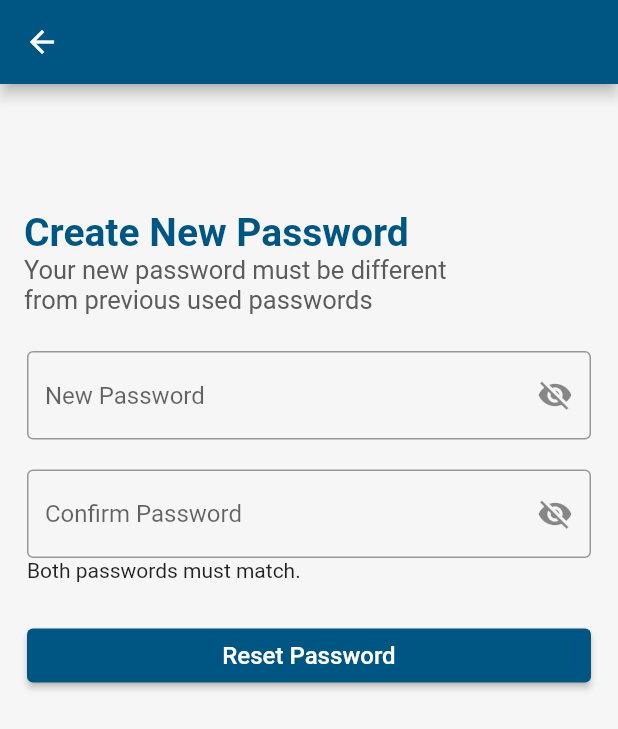
After one commit to charleskbenin/flutter-job-ap, a Flutter app: the screen it shows after launch, on a phone screen of 412 x 824 dp. The commit adds this screen. Shown: the top 729 px of the screen. Run offline on Flutter 3.47's test engine with Material 2 defaults, Android fonts, the phone set to English and light mode, and no system bars; Roboto replaces fonts that are missing (Sora, Regular, Sora, SemiBold).

Commit message:
Done with all screens

```diff
--- a/lib/main.dart
+++ b/lib/main.dart
@@ -1,6 +1,9 @@
 import 'package:flutter/material.dart';
 
 import 'models/cate_model.dart';
+import 'screens/checkMail.dart';
+import 'screens/createPassword.dart';
+import 'screens/forgotPass.dart';
 import 'screens/homePage.dart';
 import 'screens/profile.dart';
 import 'screens/signIn.dart';
@@ -18,7 +21,11 @@ class MyApp extends StatelessWidget {
       debugShowCheckedModeBanner: false,
       title: 'Flutter Demo',
 
-      home: ProfilePage()
+      home:
+      // CheckMail()
+      CreatePassword()
+      // ForgotPassword()
+      // ProfilePage()
       // NavBar()
       // HomePage()
       // SignIn()
--- /dev/null
+++ b/lib/screens/createPassword.dart
@@ -0,0 +1,116 @@
+import 'package:flutter/material.dart';
+
+class CreatePassword extends StatefulWidget {
+  const CreatePassword({Key? key}) : super(key: key);
+
+  @override
+  _CreatePasswordState createState() => _CreatePasswordState();
+}
+bool isPasswordVisible = true;
+
+class _CreatePasswordState extends State<CreatePassword> {
+  @override
+  Widget build(BuildContext context) {
+    return Scaffold(
+        backgroundColor: Color(0xffF6F6F6),
+        appBar: AppBar(
+          backgroundColor: Color(0xff005682),
+          leading: IconButton(
+            icon: Icon(Icons.arrow_back),
+            onPressed: (){},
+          ),
+        ),
+        body: Container(
+          margin: EdgeInsets.only(top: 80),
+          child: SingleChildScrollView(
+            child: Column(
+              children: [
+                ListTile(
+                  title: Text('Create New Password',
+                    style: TextStyle(
+                        fontFamily: 'Sora, SemiBold',
+                        fontWeight: FontWeight.bold,
+                        fontSize: 26, color: Color(0xff005682)),),
+
+                  subtitle: Text('Your new password must be different\nfrom previous used passwords',
+                    style: TextStyle(
+                        fontFamily: 'Sora, Regular',
+                        fontWeight: FontWeight.normal,
+                        fontSize: 17, color: Color(0xff5B5B5B)),),
+                ),
+                SizedBox(height: 20,),
+                Container(
+                  margin: EdgeInsets.only(left: 18, right: 18),
+                  child: Column(
+                    children: [
+                      TextField(
+                        obscureText: isPasswordVisible,
+                        decoration: InputDecoration(
+                            border: OutlineInputBorder(
+                            ),
+                            hintText: 'New Password',
+                            suffixIcon: IconButton(
+                                onPressed: (){
+                                  setState(() {
+                                    isPasswordVisible =! isPasswordVisible;
+                                  });
+                                },
+                                icon: Icon(
+                                    isPasswordVisible ?Icons.visibility_off
+                                        : Icons.visibility)
+                            )
+                        ),
+                      ),
+
+                      Container(
+                        margin: EdgeInsets.only(top: 20, bottom: 5),
+                        child: Column(
+                          crossAxisAlignment: CrossAxisAlignment.start,
+                          children: [
+                            TextField(
+                              obscureText: isPasswordVisible,
+                              decoration: InputDecoration(
+                                  border: OutlineInputBorder(
+                                    // borderRadius: BorderRadius.
+                                  ),
+                                  hintText: 'Confirm Password',
+                                  suffixIcon: IconButton(
+                                      onPressed: (){
+                                        setState(() {
+                                          isPasswordVisible =! isPasswordVisible;
+                                        });
+                                      },
+                                      icon: Icon(
+                                          isPasswordVisible ?Icons.visibility_off
+                                              : Icons.visibility)
+                                  )
+                              ),
+                            ),
+                            Text('Both passwords must match.')
+                          ],
+                        ),
+                      ),
+                      SizedBox(height: 20,),
+
+                      ElevatedButton(
+                          style: ElevatedButton.styleFrom(
+                            primary: Color(0xff005682)
+                          ),
+                          onPressed: (){},
+                          child: Row(
+                            mainAxisAlignment: MainAxisAlignment.center,
+                            children: [
+                              Text('Reset Password', style: TextStyle(fontSize: 16,),),
+                            ],
+                          )
+                      ),
+                    ],
+                  ),
+                ),
+              ],
+            ),
+          ),
+        )
+    );
+  }
+}
```
Also changed, not shown: lib/screens/checkMail.dart (added, +75 -0 lines), lib/screens/forgotPass.dart (added, +88 -0 lines), lib/screens/signIn.dart (+6 -19 lines), lib/screens/signUp.dart (+5 -3 lines), images/envlop1.png (added).
